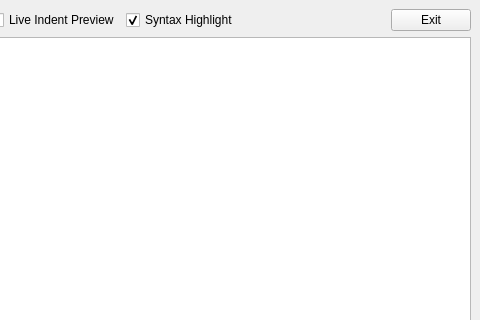
This is src/indentgui.ui in yuhaoth/univsalindent as Qt 5 draws it before an edit; both pictures show x 320 to 800 and y 0 to 320 of the 800 by 600 pixel window. The edited form follows.
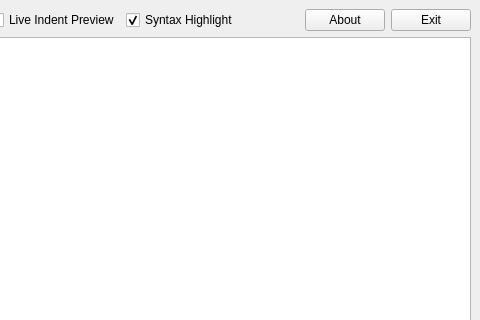
This is the edited form. Icons and pictures are not drawn.

Commit message: Added an "about" dialog box showing some info.

```diff
--- a/src/indentgui.ui
+++ b/src/indentgui.ui
@@ -103,6 +103,16 @@
         </property>
        </spacer>
       </item>
+      <item>
+       <widget class="QPushButton" name="pbAbout" >
+        <property name="toolTip" >
+         <string>&lt;html>&lt;head>&lt;meta name="qrichtext" content="1" />&lt;/head>&lt;body style=" white-space: pre-wrap; font-family:MS Shell Dlg; font-size:8.25pt; font-weight:400; font-style:normal; text-decoration:none;">&lt;p style=" margin-top:0px; margin-bottom:0px; margin-left:0px; margin-right:0px; -qt-block-indent:0; text-indent:0px;">Shows info about UniversalIndentGUI&lt;/p>&lt;/body>&lt;/html></string>
+        </property>
+        <property name="text" >
+         <string>About</string>
+        </property>
+       </widget>
+      </item>
       <item>
        <widget class="QPushButton" name="pbExit" >
         <property name="toolTip" >
```
The commit also changes 7 other files.
